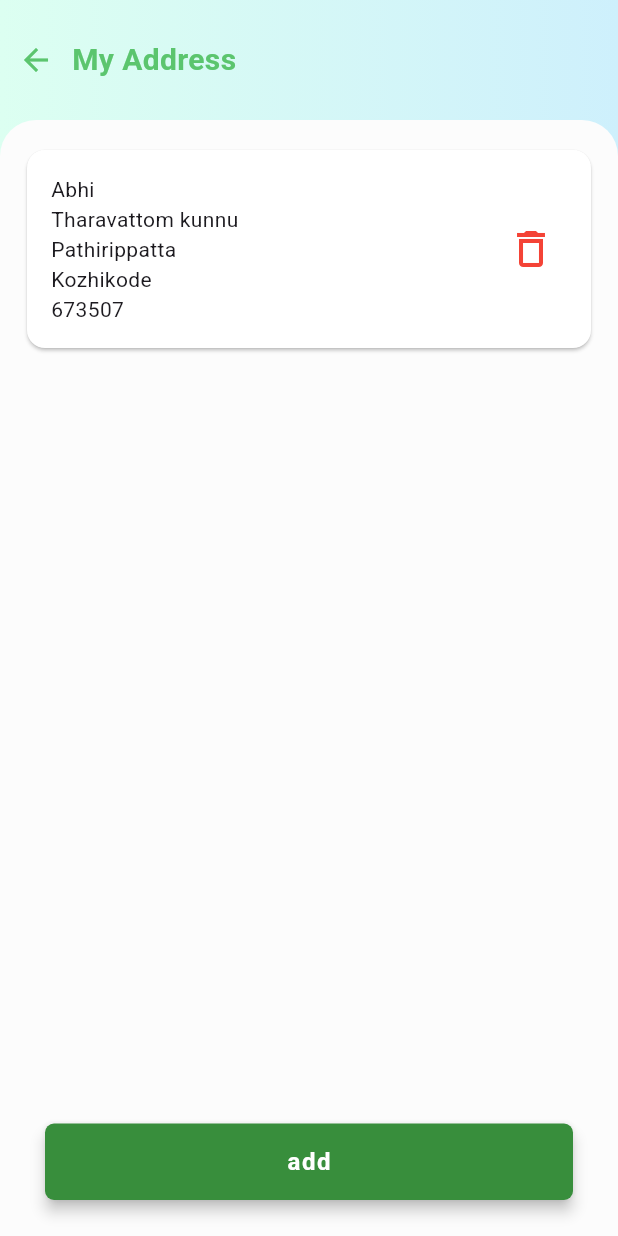
After one commit to AbhimanyuT0800/aakrikada, a Flutter app: the EditMyAddressPage screen opened directly, on a phone screen of 412 x 824 dp. The commit adds this screen. Run offline on Flutter 3.47's test engine with Material 3 defaults, Android fonts, the phone set to English and light mode, and no system bars; our stand-ins replace flutter_hooks, flutter_otp_text_field, flutter_riverpod, riverpod_annotation, shared_preferences; accounts and stored records are empty; generated files the repository leaves out were written again.

Commit message:
ui section my profile section also done
- ui almost done
- edit profile section complete
- language localization complete

```diff
--- a/lib/core/colorpallets/colorpallets.dart
+++ b/lib/core/colorpallets/colorpallets.dart
@@ -12,4 +12,5 @@ class Colorpallets {
   static Color lightGreyColor = const Color(0xFFBBBBBB);
   static Color pinkColor = const Color(0xFFF53977);
   static Color grey50Color = const Color(0xFFFCFCFC);
+  static Color redColor = const Color(0xFFF44336);
 }
--- /dev/null
+++ b/lib/features/authantication/view/pages/myProfile/edit_my_address_page.dart
@@ -0,0 +1,117 @@
+import 'package:aakrikada/core/colorpallets/colorpallets.dart';
+import 'package:aakrikada/features/authantication/view/widgets/auth_common_btn_widget.dart';
+import 'package:aakrikada/l10n/app_localizations.dart';
+import 'package:flutter/material.dart';
+
+class EditMyAddressPage extends StatelessWidget {
+  const EditMyAddressPage({super.key});
+
+  @override
+  Widget build(BuildContext context) {
+    // Language provider
+    final lang = AppLocalizations.of(context)!;
+
+    return Scaffold(
+      body: Container(
+        height: double.infinity,
+        width: double.infinity,
+        decoration: BoxDecoration(
+          gradient: LinearGradient(
+            colors: [Color(0xFFDCFFF1), Color(0xFFCEF0FC)],
+            begin: Alignment.centerLeft,
+            end: Alignment.centerRight,
+          ),
+        ),
+        child: SafeArea(
+          child: Column(
+            crossAxisAlignment: CrossAxisAlignment.start,
+            children: [
+              Padding(
+                padding: EdgeInsets.symmetric(vertical: 16),
+                child: Row(
+                  children: [
+                    IconButton(
+                      onPressed: () {
+                        Navigator.pop(context);
+                      },
+                      icon: Icon(Icons.arrow_back, color: Colorpallets.primary),
+                    ),
+                    Text(
+                      lang.myAdress,
+                      style: TextStyle(
+                        fontSize: 20,
+                        fontWeight: FontWeight.bold,
+                        color: Colorpallets.primary,
+                      ),
+                    ),
+                  ],
+                ),
+              ),
+
+              //White Container
+              Expanded(
+                child: Container(
+                  width: double.infinity,
+                  padding: EdgeInsets.symmetric(horizontal: 14, vertical: 16),
+                  decoration: BoxDecoration(
+                    color: Colorpallets.grey50Color,
+                    borderRadius: BorderRadius.only(
+                      topLeft: Radius.circular(24),
+                      topRight: Radius.circular(24),
+                    ),
+                  ),
+                  child: Column(
+                    children: [
+                      SizedBox(
+                        width: double.infinity,
+                        child: Card(
+                          color: Colorpallets.whiteColor,
+                          child: Padding(
+                            padding: const EdgeInsets.symmetric(
+                              horizontal: 16,
+                              vertical: 16,
+                            ),
+                            child: Row(
+                              children: [
+                                Column(
+                                  crossAxisAlignment: CrossAxisAlignment.start,
+                                  children: [
+                                    Text('Abhi'),
+                                    Text('Tharavattom kunnu'),
+                                    Text('Pathirippatta'),
+                                    Text('Kozhikode'),
+                                    Text('673507'),
+                                  ],
+                                ),
+                                Spacer(),
+                                IconButton(
+                                  onPressed: () {},
+                                  icon: Icon(
+                                    Icons.delete_outline_outlined,
+                                    color: Colorpallets.redColor,
+                                    size: 32,
+                                  ),
+                                ),
+                              ],
+                            ),
+                          ),
+                        ),
+                      ),
+                      Spacer(),
+                      AuthCommonButton(
+                        tittle: 'add',
+                        onpressed: () {
+                          //
+                        },
+                      ),
+                    ],
+                  ),
+                ),
+              ),
+            ],
+          ),
+        ),
+      ),
+    );
+  }
+}
--- a/lib/features/authantication/view/widgets/profile_card_widget.dart
+++ b/lib/features/authantication/view/widgets/profile_card_widget.dart
@@ -8,17 +8,21 @@ class ProfileCardWidget extends StatelessWidget {
     required this.icon,
     required this.title,
     this.isLogout = false,
+    required this.onTap,
   });
 
   final Color icBgColor;
   final Icon icon;
   final String title;
   final bool isLogout;
+  final Function() onTap;
 
   @override
   Widget build(BuildContext context) {
     return Padding(
       padding: EdgeInsets.only(top: 16),
+      child: InkWell(
+        onTap: onTap,
         child: Card(
           color: Colorpallets.whiteColor,
           child: Padding(
@@ -42,6 +46,7 @@ class ProfileCardWidget extends StatelessWidget {
             ),
           ),
         ),
+      ),
     );
   }
 }
--- a/lib/l10n/app_localizations.dart
+++ b/lib/l10n/app_localizations.dart
@@ -393,6 +393,42 @@ abstract class AppLocalizations {
   /// In en, this message translates to:
   /// **'Accept'**
   String get accept;
+
+  /// No description provided for @update.
+  ///
+  /// In en, this message translates to:
+  /// **'UPDATE'**
+  String get update;
+
+  /// No description provided for @addAddress.
+  ///
+  /// In en, this message translates to:
+  /// **'Add Address'**
+  String get addAddress;
+
+  /// No description provided for @confirm.
+  ///
+  /// In en, this message translates to:
+  /// **'Confirm !'**
+  String get confirm;
+
+  /// No description provided for @confirmLogout.
+  ///
+  /// In en, this message translates to:
+  /// **'Are you sure to logout from the app?'**
+  String get confirmLogout;
+
+  /// No description provided for @no.
+  ///
+  /// In en, this message translates to:
+  /// **'NO'**
+  String get no;
+
+  /// No description provided for @yes.
+  ///
+  /// In en, this message translates to:
+  /// **'YES'**
+  String get yes;
 }
 
 class _AppLocalizationsDelegate
--- a/lib/main.dart
+++ b/lib/main.dart
@@ -22,6 +22,7 @@ class MainApp extends ConsumerWidget {
   @override
   Widget build(BuildContext context, WidgetRef ref) {
     return MaterialApp(
+      theme: ThemeData(fontFamily: 'Roboto'),
       localizationsDelegates: [
         AppLocalizations.delegate,
         GlobalMaterialLocalizations.delegate,
--- a/pubspec.yaml
+++ b/pubspec.yaml
@@ -33,3 +33,9 @@ flutter:
   assets:
     - assets/icons/
     - assets/images/
+    - assets/fonts/
+
+  fonts:
+    - family:  Roboto
+      fonts:
+        - asset: assets/fonts/roboto.ttf
```
Also changed, not shown: lib/features/ads/view/pages/create_ads_page.dart (+11 -2 lines), lib/features/authantication/view/pages/myProfile/edit_my_profile_page.dart (added, +106 -0 lines), lib/features/authantication/view/pages/myProfile/logout_confirm_alert_box.dart (added, +53 -0 lines), lib/features/authantication/view/pages/myProfile/select_language_page.dart (added, +52 -0 lines), lib/features/authantication/view/pages/profile_page.dart (+41 -0 lines), lib/features/authantication/view/widgets/edit_text_field_widget.dart (added, +23 -0 lines), lib/l10n/app_en.arb (+7 -1 lines), lib/l10n/app_hi.arb (+7 -1 lines), lib/l10n/app_localizations_en.dart (+18 -0 lines), lib/l10n/app_localizations_hi.dart (+18 -0 lines), lib/l10n/app_localizations_ml.dart (+18 -0 lines), lib/l10n/app_ml.arb (+7 -1 lines), assets/fonts/TikTokSans-VariableFont.ttf (added), assets/fonts/roboto.ttf (added). Lines whose indentation alone changed are shown as unchanged.
